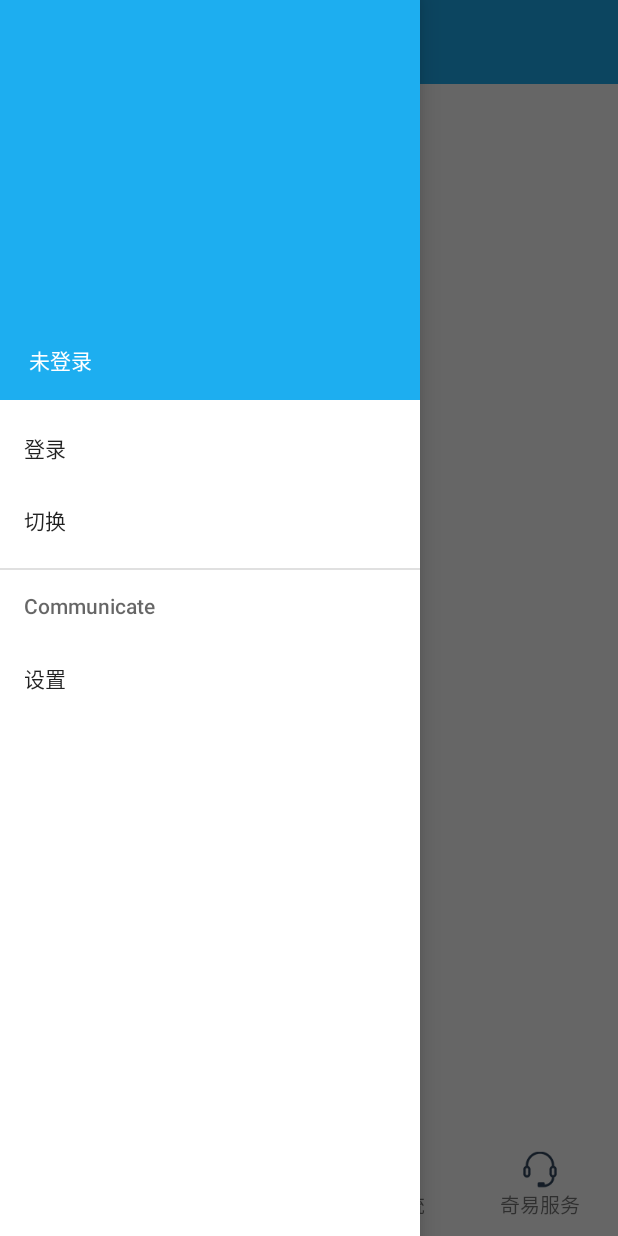
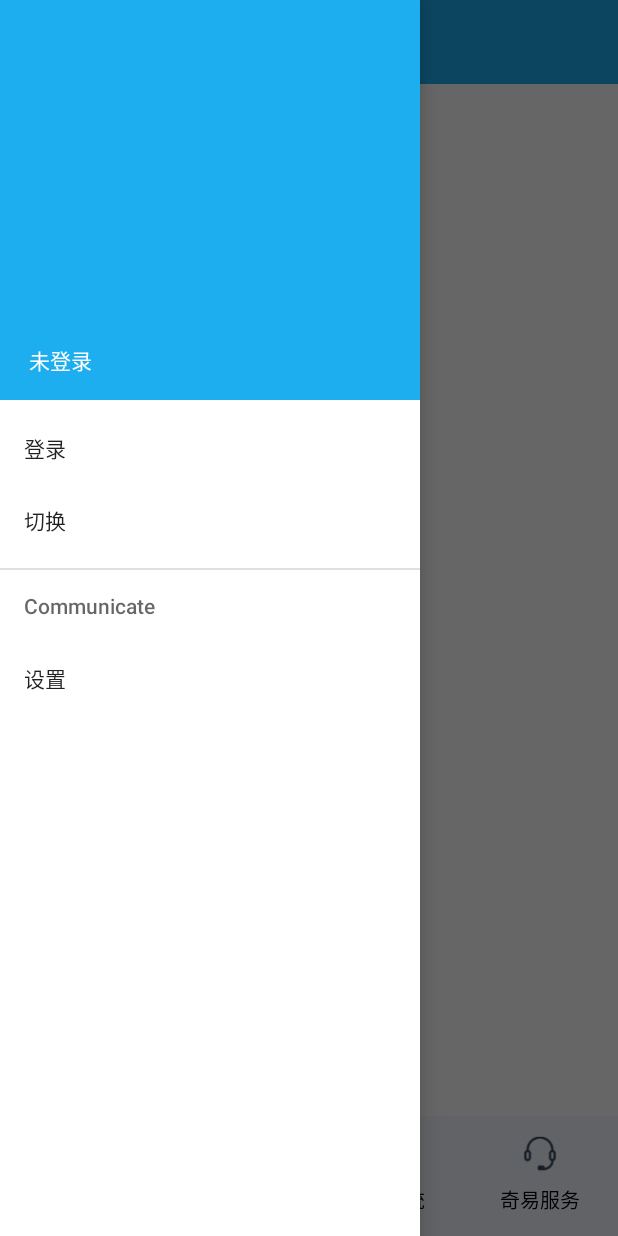
Before and after one commit to zhangyu1025431817/QYsystem, an Android app: the MainActivity screen opened directly, with no data from a screen before it, with the side drawer open, on a phone screen of 412 x 824 dp. Run offline under Robolectric (Android 15) with nearby library versions, the phone set to English and light mode, and no system bars; our stand-ins replace ButterKnife; libraries missing offline, so code that uses them is left out: rx.subscriptions; plain views replace AutoLinearLayout, AutoRelativeLayout.

Commit message:
修改底部导航用setIcon方式

```diff
--- a/QYsystem/app/src/main/java/com/qy/business/main/main/MainActivity.java
+++ b/QYsystem/app/src/main/java/com/qy/business/main/main/MainActivity.java
@@ -11,7 +11,6 @@ import android.support.v4.widget.DrawerLayout;
 import android.support.v7.app.ActionBarDrawerToggle;
 import android.support.v7.widget.Toolbar;
 import android.view.Gravity;
-import android.view.LayoutInflater;
 import android.view.MenuItem;
 import android.view.View;
 import android.widget.ImageView;
@@ -37,16 +36,11 @@ public class MainActivity extends BaseActivity<MainPresenter, MainModel> impleme
     NavigationView nvMainNavigation;
     @Bind(R.id.dl_main_drawer)
     DrawerLayout dlMainDrawer;
-    //    @Bind( R.id.rg_nav_bottom)
-//    RadioGroup radioGroup;
     @Bind(R.id.tabLayout)
     TabLayout mTabLayout;
-    TabLayout.Tab mTOne, mTTwo, mTThree, mTFour;
     ImageView im_face;
     TextView tv_name;
     private int[] mTitles = new int[]{R.string.home_system, R.string.sell_system, R.string.purchase_system, R.string.qy_service};
-    private int[] mNormalDrawables = new int[]{R.drawable.icon_home_n, R.drawable.icon_sell_n, R.drawable.icon_purchase_n, R.drawable.icon_service_n};
-    private int[] mSelectDrawables = new int[]{R.drawable.icon_home_p, R.drawable.icon_sell_p, R.drawable.icon_purchase_p, R.drawable.icon_service_p};
 
     @Override
     public int getLayoutId() {
@@ -106,46 +100,25 @@ public class MainActivity extends BaseActivity<MainPresenter, MainModel> impleme
 
         });
         mTabLayout.setupWithViewPager(mViewpager);
-        mTabLayout.setOnTabSelectedListener(new TabLayout.OnTabSelectedListener() {
-            @Override
-            public void onTabSelected(TabLayout.Tab tab) {
-                mViewpager.setCurrentItem((Integer) tab.getTag());
-                TextView tv = (TextView) tab.getCustomView();
-                Drawable drawable = getResources().getDrawable(mSelectDrawables[(int) tab.getTag()]);
-                drawable.setBounds(0, 0, drawable.getMinimumWidth(), drawable.getMinimumHeight());
-                tv.setCompoundDrawables(null, drawable, null, null);
-            }
-
-            @Override
-            public void onTabUnselected(TabLayout.Tab tab) {
-                TextView tv = (TextView) tab.getCustomView();
-                Drawable drawable = getResources().getDrawable(mNormalDrawables[(int) tab.getTag()]);
-                drawable.setBounds(0, 0, drawable.getMinimumWidth(), drawable.getMinimumHeight());
-                tv.setCompoundDrawables(null, drawable, null, null);
-            }
-
-            @Override
-            public void onTabReselected(TabLayout.Tab tab) {
-
-            }
-        });
         for (int i = 0; i < mTabLayout.getTabCount(); i++) {
             TabLayout.Tab tab = mTabLayout.getTabAt(i);
-            if (tab != null) {
-                tab.setCustomView(getTabView(i));
-                tab.setTag(i);
+            Drawable d = null;
+            switch (i) {
+                case 0:
+                    d = getResources().getDrawable(R.drawable.cb_home_icon);
+                    break;
+                case 1:
+                    d = getResources().getDrawable(R.drawable.cb_sell_icon);
+                    break;
+                case 2:
+                    d = getResources().getDrawable(R.drawable.cb_purchase_icon);
+                    break;
+                case 3:
+                    d = getResources().getDrawable(R.drawable.cb_service_icon);
+                    break;
             }
+            tab.setIcon(d);
         }
-    }
-
-    private View getTabView(int position) {
-        View v = LayoutInflater.from(this).inflate(R.layout.tab_main_bottom, null);
-        TextView rb = (TextView) v.findViewById(R.id.rb);
-        rb.setText(mTitles[position]);
-        Drawable drawable = getResources().getDrawable(mNormalDrawables[position]);
-        drawable.setBounds(0, 0, drawable.getMinimumWidth(), drawable.getMinimumHeight());
-        rb.setCompoundDrawables(null, drawable, null, null);
-        return rb;
     }
 
     @Override
--- a/QYsystem/app/src/main/res/drawable/cb_home_icon.xml
+++ b/QYsystem/app/src/main/res/drawable/cb_home_icon.xml
@@ -2,8 +2,8 @@
 <selector xmlns:android="http://schemas.android.com/apk/res/android">
 
     <!-- 按下时的样子 -->
-    <item android:drawable="@drawable/icon_home_p" android:state_checked="true" android:state_enabled="true"/>
+    <item android:drawable="@drawable/icon_home_p" android:state_selected="true"/>
 
     <!-- 正常显示的样子 -->
-    <item android:drawable="@drawable/icon_home_n"/>
+    <item android:drawable="@drawable/icon_home_n" android:state_selected="false"/>
 </selector>
--- a/QYsystem/app/src/main/res/drawable/cb_purchase_icon.xml
+++ b/QYsystem/app/src/main/res/drawable/cb_purchase_icon.xml
@@ -2,8 +2,8 @@
 <selector xmlns:android="http://schemas.android.com/apk/res/android">
 
     <!-- 按下时的样子 -->
-    <item android:drawable="@drawable/icon_purchase_p" android:state_checked="true" android:state_enabled="true"/>
+    <item android:drawable="@drawable/icon_purchase_p" android:state_selected="true"/>
 
     <!-- 正常显示的样子 -->
-    <item android:drawable="@drawable/icon_purchase_n"/>
+    <item android:drawable="@drawable/icon_purchase_n" android:state_selected="false"/>
 </selector>
--- a/QYsystem/app/src/main/res/drawable/cb_sell_icon.xml
+++ b/QYsystem/app/src/main/res/drawable/cb_sell_icon.xml
@@ -2,8 +2,8 @@
 <selector xmlns:android="http://schemas.android.com/apk/res/android">
 
     <!-- 按下时的样子 -->
-    <item android:drawable="@drawable/icon_sell_p" android:state_checked="true" android:state_enabled="true"/>
+    <item android:drawable="@drawable/icon_sell_p" android:state_selected="true"/>
 
     <!-- 正常显示的样子 -->
-    <item android:drawable="@drawable/icon_sell_n"/>
+    <item android:drawable="@drawable/icon_sell_n" android:state_selected="false"/>
 </selector>
--- a/QYsystem/app/src/main/res/drawable/cb_service_icon.xml
+++ b/QYsystem/app/src/main/res/drawable/cb_service_icon.xml
@@ -2,8 +2,8 @@
 <selector xmlns:android="http://schemas.android.com/apk/res/android">
 
     <!-- 按下时的样子 -->
-    <item android:drawable="@drawable/icon_service_p" android:state_checked="true" android:state_enabled="true"/>
+    <item android:drawable="@drawable/icon_service_p" android:state_selected="true"/>
 
     <!-- 正常显示的样子 -->
-    <item android:drawable="@drawable/icon_service_n"/>
+    <item android:drawable="@drawable/icon_service_n" android:state_selected="false"/>
 </selector>
--- a/QYsystem/app/src/main/res/layout/view_main_content.xml
+++ b/QYsystem/app/src/main/res/layout/view_main_content.xml
@@ -20,12 +20,14 @@
     <android.support.design.widget.TabLayout
         android:id="@+id/tabLayout"
         android:layout_width="match_parent"
+        android:background="#f6f9ff"
         android:layout_alignParentBottom="true"
-        android:layout_height="100px"
+        android:layout_height="120px"
         app:tabGravity="fill"
         app:tabIndicatorHeight="0dp"
         app:tabMode="fixed"
-        app:tabSelectedTextColor="#FF4081"
+        app:tabTextAppearance="@style/MyTabLayoutTextAppearance"
+        app:tabSelectedTextColor="@color/black"
         app:tabTextColor="@color/black">
     </android.support.design.widget.TabLayout>
 
--- a/QYsystem/app/src/main/res/values/styles.xml
+++ b/QYsystem/app/src/main/res/values/styles.xml
@@ -36,5 +36,7 @@
         <item name="android:paddingLeft">5dip</item>
         <item name="android:layout_height">35dp</item>
     </style>
-
+    <style name="MyTabLayoutTextAppearance" parent="TextAppearance.AppCompat.Widget.ActionBar.Title">
+        <item name="android:textSize">20px</item>
+    </style>
 </resources>
```
